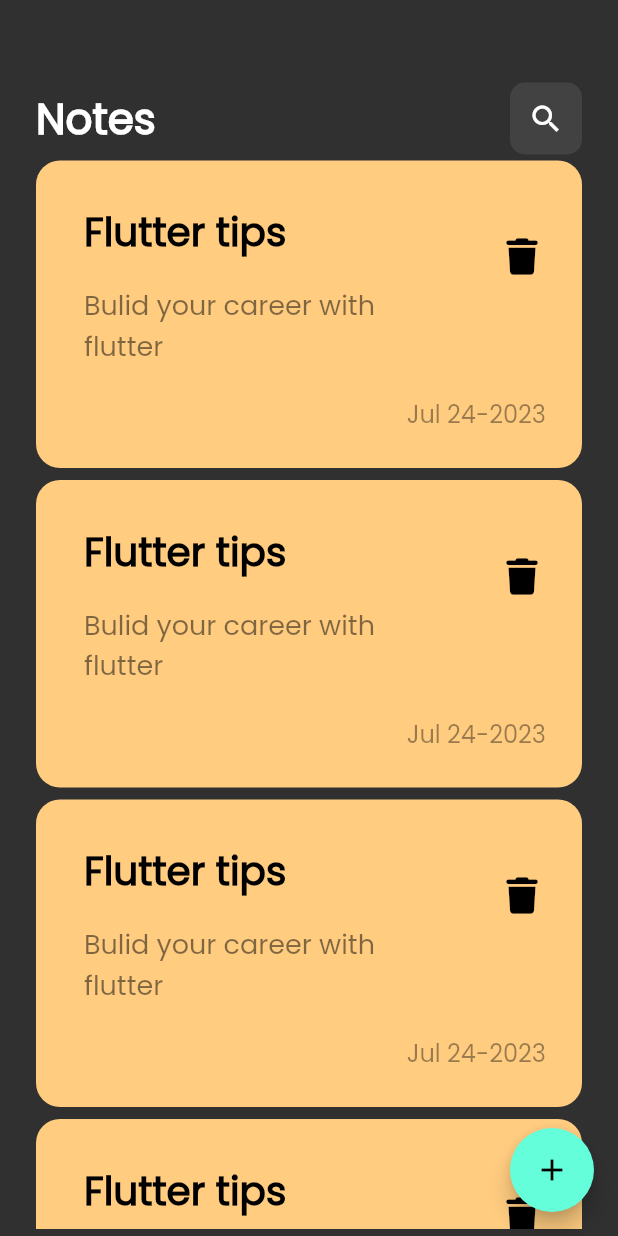
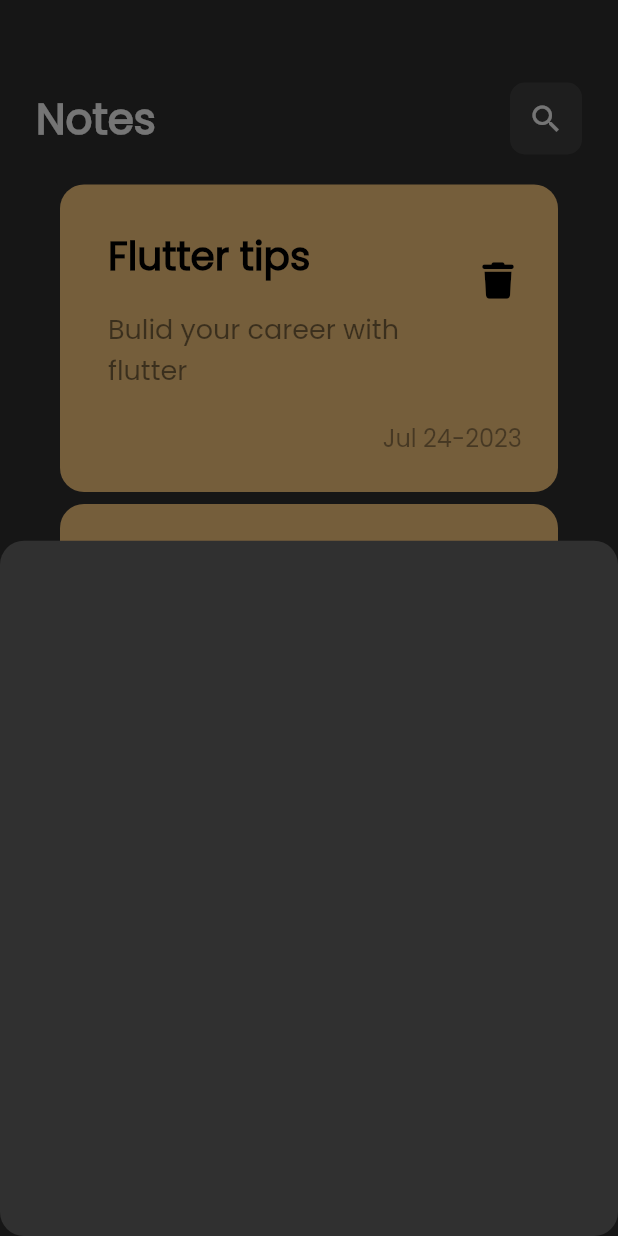
Before and after one commit to abanoubgmousa/note_app, a Flutter app: the screen it shows after launch, after a tap on the "add" icon, on a phone screen of 412 x 824 dp. Run offline on Flutter 3.47's test engine with Material 2 defaults, Android fonts, the phone set to English and light mode, and no system bars; our stand-ins replace font_awesome_flutter.

Commit message:
add border botto sheet

```diff
--- a/lib/conponants/list_view_notes.dart
+++ b/lib/conponants/list_view_notes.dart
@@ -6,7 +6,10 @@ class ListViewNotes extends StatelessWidget {
   final data = const [];
   @override
   Widget build(BuildContext context) {
-    return ListView.builder(
+    return Padding(
+      padding: const EdgeInsets.all(16),
+      child: ListView.builder(
+        padding: EdgeInsets.zero,
         itemCount: 10,
         itemBuilder: (context, index) {
           return const Padding(
@@ -14,6 +17,7 @@ class ListViewNotes extends StatelessWidget {
             child: NoteItem(),
           );
         },
+      ),
     );
   }
 }
--- a/lib/screens/home_screen.dart
+++ b/lib/screens/home_screen.dart
@@ -1,5 +1,6 @@
 import 'package:flutter/material.dart';
 import 'package:note_app/conponants/body_widget.dart';
+import 'package:note_app/conponants/custom_bottom_sheet.dart';
 
 class HomeScreen extends StatelessWidget {
   const HomeScreen({super.key});
@@ -9,7 +10,16 @@ class HomeScreen extends StatelessWidget {
     return Scaffold(
       body: const BodyWidget(),
       floatingActionButton: FloatingActionButton(
-        onPressed: () {},
+        onPressed: () {
+          showModalBottomSheet(
+              shape: RoundedRectangleBorder(
+                borderRadius: BorderRadius.circular(16),
+              ),
+              context: context,
+              builder: (context) {
+                return const CustomBottomSheet();
+              });
+        },
         child: const Icon(Icons.add),
       ),
     );
```
Lines whose indentation alone changed are shown as unchanged.
